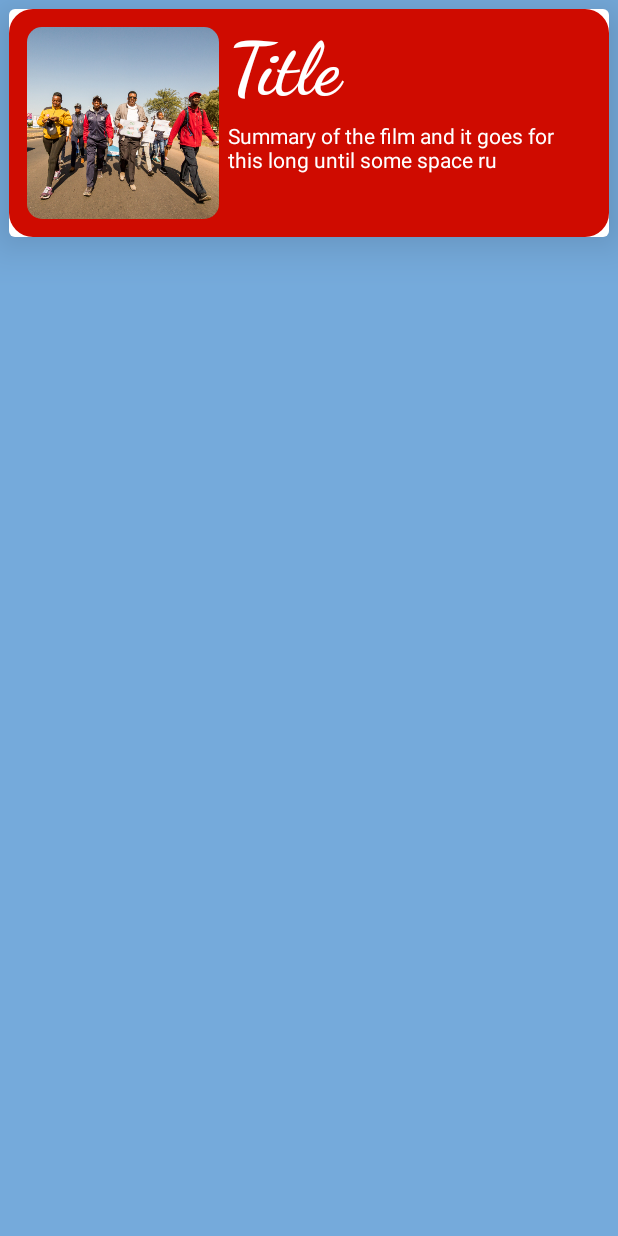
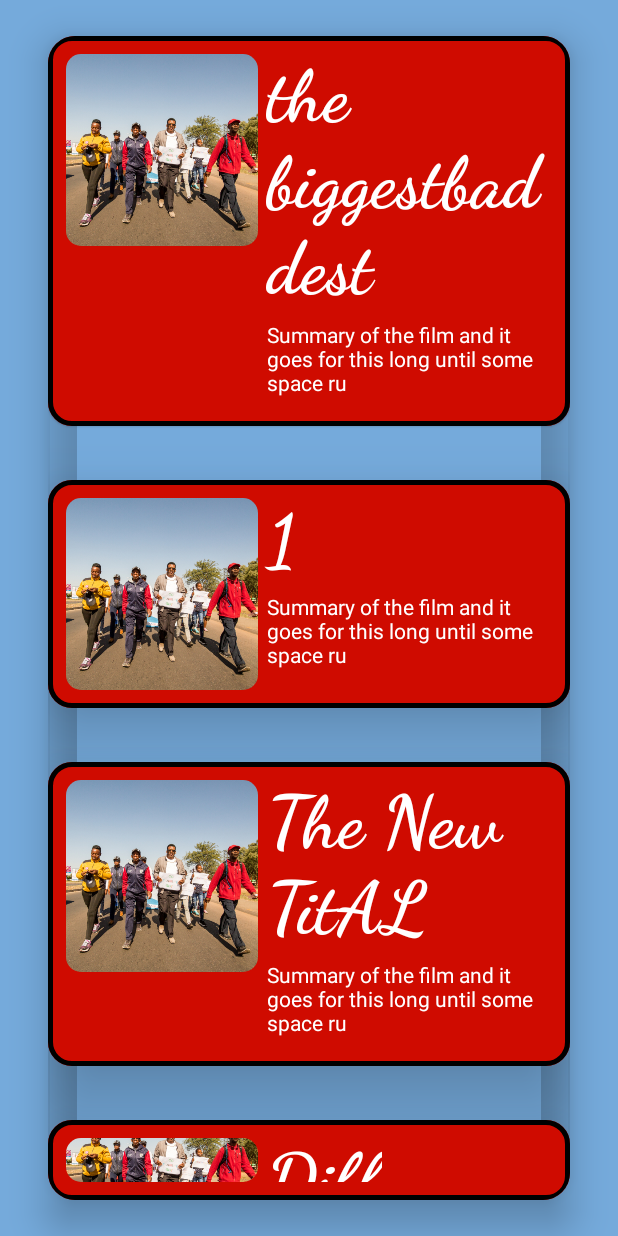
Before and after one commit to PVOBrien/kemoleseding, an Android app built with Jetpack Compose: the composable KemoLesedingTheme shown on its own in the app's theme, on a phone screen of 412 x 824 dp. Run offline under Robolectric (Android 15) with nearby library versions, the phone set to English and light mode, and no system bars.

Commit message:
save point

```diff
--- a/app/src/main/AndroidManifest.xml
+++ b/app/src/main/AndroidManifest.xml
@@ -9,7 +9,16 @@
         android:roundIcon="@mipmap/ic_launcher_round"
         android:supportsRtl="true"
         android:theme="@style/Theme.KemoLeseding.AppBarOverlay">
-
+        <activity
+            android:name=".shadows"
+            android:exported="true"
+            android:label="@string/title_activity_shadows"
+            android:theme="@style/Theme.KemoLeseding.AppBarOverlay.NoActionBar" />
+        <activity
+            android:name=".shadowTest"
+            android:exported="true"
+            android:label="@string/title_activity_shadow_test"
+            android:theme="@style/Theme.KemoLeseding.AppBarOverlay.NoActionBar" />
         <activity
             android:name=".MainActivity"
             android:exported="true"
@@ -17,6 +26,7 @@
             android:theme="@style/Theme.KemoLeseding">
             <intent-filter>
                 <action android:name="android.intent.action.MAIN" />
+
                 <category android:name="android.intent.category.LAUNCHER" />
             </intent-filter>
         </activity>
--- a/app/src/main/java/com/cfreesespuffs/github/kemoleseding/MainActivity.kt
+++ b/app/src/main/java/com/cfreesespuffs/github/kemoleseding/MainActivity.kt
@@ -3,30 +3,26 @@ package com.cfreesespuffs.github.kemoleseding
 import android.os.Bundle
 import androidx.activity.ComponentActivity
 import androidx.activity.compose.setContent
+import androidx.compose.foundation.BorderStroke
 import androidx.compose.foundation.Image
-import androidx.compose.foundation.background
 import androidx.compose.foundation.layout.*
 import androidx.compose.foundation.shape.RoundedCornerShape
 import androidx.compose.material.*
-import androidx.compose.material.SnackbarDefaults.backgroundColor
-import androidx.compose.material.icons.Icons
-import androidx.compose.material.icons.filled.Menu
 import androidx.compose.runtime.Composable
 import androidx.compose.ui.Modifier
 import androidx.compose.ui.draw.clip
 import androidx.compose.ui.draw.shadow
 import androidx.compose.ui.graphics.Color
+import androidx.compose.ui.graphics.RectangleShape
 import androidx.compose.ui.layout.ContentScale
 import androidx.compose.ui.res.painterResource
 import androidx.compose.ui.text.font.FontFamily
 import androidx.compose.ui.text.font.FontWeight
 import androidx.compose.ui.tooling.preview.Preview
 import androidx.compose.ui.unit.Dp
-import androidx.compose.ui.unit.TextUnitType.Companion.Em
 import androidx.compose.ui.unit.dp
 import androidx.compose.ui.unit.em
 import androidx.compose.ui.unit.sp
-import androidx.constraintlayout.widget.ConstraintLayout
 import com.cfreesespuffs.github.kemoleseding.ui.theme.kmlLightBlue
 import com.cfreesespuffs.github.kemoleseding.ui.theme.kmlRed
 import com.cfreesespuffs.github.kemoleseding.ui.theme.kmlYellow
@@ -36,7 +32,6 @@ class MainActivity : ComponentActivity() {
         super.onCreate(savedInstanceState)
         setContent {
             ToolbarWidget()
-//            KemoLesedingTheme()
         }
     }
 }
@@ -46,36 +41,60 @@ fun KemoLesedingTheme() {
     // A surface container using the 'background' color from the theme
     Surface(
         color = kmlLightBlue,
-        modifier = Modifier.fillMaxSize()
+        modifier = Modifier.fillMaxSize(),
     ) {
         Column(
             modifier = Modifier
-                .padding(horizontal = 6.dp, vertical = 6.dp)
+                .padding(horizontal = 32.dp, vertical = 24.dp)
+                .shadow(elevation = 15.dp, shape = RoundedCornerShape(18.dp)),
+            Arrangement.spacedBy(36.dp)
         ) {
-            Card(elevation = 18.dp) {
-                Module()
+            MCard("the biggestbaddest")
+            androidx.compose.material.Card(
+                elevation = 30.dp,
+                shape = RoundedCornerShape(16.dp),
+                backgroundColor = kmlRed,
+                contentColor = Color.White,
+                border = BorderStroke(3.dp, Color.Black),
+            ) {
+                Module("1")
             }
+            androidx.compose.material.Card(
+                elevation = 30.dp,
+                shape = RoundedCornerShape(16.dp),
+                backgroundColor = kmlRed,
+                contentColor = Color.White,
+                border = BorderStroke(3.dp, Color.Black),
+            ) {
+                Module("The New TitAL")
+            }
+            androidx.compose.material.Card(
+                elevation = 30.dp,
+                shape = RoundedCornerShape(16.dp),
+                backgroundColor = kmlRed,
+                contentColor = Color.White,
+                border = BorderStroke(3.dp, Color.Black),
+            ) {
+                Module("Diff")
+            }
+        }
         }
 //        ) {
 //            Greeting("Android")
 //        Module()
 //    }
     }
-}
+
 
 @Composable
-fun Module() {
+fun Module(mString: String) {
     Row(
         modifier = Modifier
             .wrapContentSize()
-            .clip(
-                RoundedCornerShape(16.dp)
-            )
-            .background(kmlRed) // no longer in the xml, look to the ui.theme package
             .padding(horizontal = 12.dp, vertical = 12.dp)
     ) {
         MPic()
-        ModuleDetails()
+        ModuleDetails(mString)
     }
 }
 
@@ -92,14 +111,26 @@ fun MPic() {
 }
 
 @Composable
-fun ModuleDetails() {
+fun MCard(mCString: String) {
+    Card(
+        shape = RoundedCornerShape(16.dp),
+        backgroundColor = kmlRed,
+        contentColor = Color.White,
+        border = BorderStroke(3.dp, Color.Black),
+    ) {
+        Module(mCString)
+    }
+}
+
+@Composable
+fun ModuleDetails(theTitle: String) {
     Column(Modifier.padding(horizontal = Dp(6.0F))) {
         Text(
-            text = "Title",
+            text = theTitle,
             fontFamily = FontFamily.Cursive,
             fontSize = 6.em,
             fontWeight = FontWeight.Bold,
-            color = Color.White
+            color = Color.White,
         )
         Text(
             text = "Summary of the film and it goes for this long until some space ru",
@@ -115,20 +146,6 @@ fun ModuleDetails() {
 @Composable
 fun DefaultPreview() {
     ToolbarWidget()
-//    KemoLesedingTheme { // order matters, runs top to bottom.
-//        Greeting("Android")
-//    }
-}
-
-// "Trash" below
-
-@Composable
-fun Greeting(name: String) {
-    Text(
-        text = "Really!? $name!",
-        fontSize = 23.sp,
-        color = kmlYellow
-    )
 }
 
 @Composable
@@ -145,7 +162,7 @@ fun ToolbarWidget() {
                     // inside title we are
                     // adding text to our toolbar.
                     Text(
-                        text = "Ke mo Leseding",
+                        text = "Ke mo Leseding Title",
                         // below line is use
                         // to give text color.
                         color = Color.White
@@ -175,3 +192,14 @@ fun ToolbarWidget() {
             KemoLesedingTheme()
         })
 }
+
+// "Trash" below
+
+@Composable
+fun Greeting(name: String) {
+    Text(
+        text = "Really!? $name!",
+        fontSize = 23.sp,
+        color = kmlYellow
+    )
+}
--- a/app/src/main/res/values/strings.xml
+++ b/app/src/main/res/values/strings.xml
@@ -1,3 +1,5 @@
 <resources>
     <string name="app_name">Ke mo Leseding</string>
+    <string name="title_activity_shadow_test">shadowTest</string>
+    <string name="title_activity_shadows">shadows</string>
 </resources>
--- a/app/src/main/res/values/themes.xml
+++ b/app/src/main/res/values/themes.xml
@@ -24,4 +24,13 @@
     <style name="Theme.KemoLeseding.AppBarOverlay" parent="ThemeOverlay.AppCompat.Dark.ActionBar" />
 
     <style name="Theme.KemoLeseding.PopupOverlay" parent="ThemeOverlay.AppCompat.Light" />
+
+    <style name="Theme.KemoLeseding.AppBarOverlay.NoActionBar">
+        <item name="windowActionBar">false</item>
+        <item name="windowNoTitle">true</item>
+    </style>
+
+    <style name="Theme.KemoLeseding.AppBarOverlay.AppBarOverlay" parent="ThemeOverlay.AppCompat.Dark.ActionBar" />
+
+    <style name="Theme.KemoLeseding.AppBarOverlay.PopupOverlay" parent="ThemeOverlay.AppCompat.Light" />
 </resources>
```
